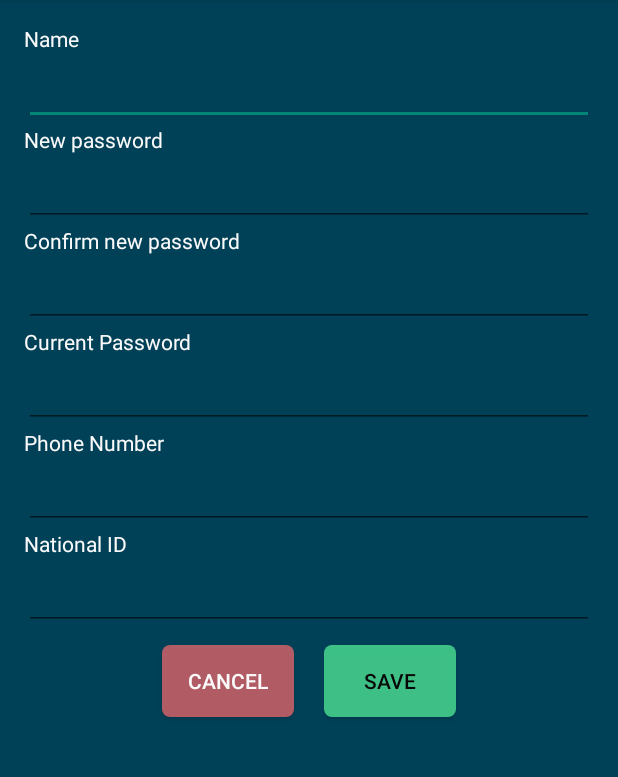
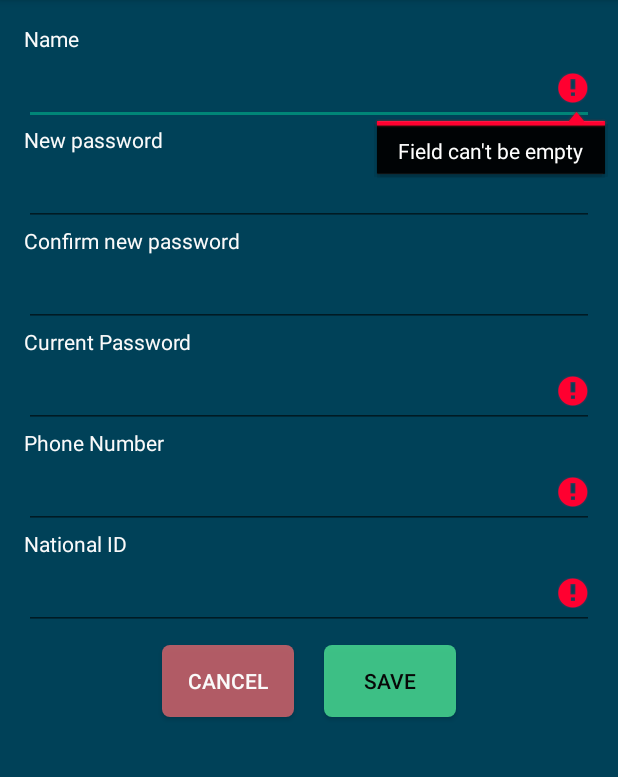
Before and after one commit to Geektrovert/Pigeo, an Android app: the EditProfileActivity screen opened directly, with no data from a screen before it, after a tap on "SAVE", on a phone screen of 412 x 824 dp, the part 84-861 px from its top. Run offline under Robolectric (Android 15) with nearby library versions, the phone set to English and light mode, and no system bars; our stand-ins replace Firebase (no records; nobody signed in at launch, a user with empty details on screens opened directly); 3 statements that could not run were skipped.

Commit message:
Error labels added

```diff
--- a/app/src/main/java/io/bitbucket/technorex/pigeo/activities/EditProfileActivity.java
+++ b/app/src/main/java/io/bitbucket/technorex/pigeo/activities/EditProfileActivity.java
@@ -162,18 +162,34 @@ public class EditProfileActivity extends Activity {
 
     private boolean validateInput(EditText[] editTexts) {
         boolean flag = true;
-        for(EditText editText : editTexts)
+        for(EditText editText : editTexts) {
             flag &= !editText.getText().toString().isEmpty();
+            if(editText.getText().toString().isEmpty()){
+                showError(editText,R.string.field_cant_be_empty);
+            }
+        }
         return flag;
     }
 
     private int validatePassword() {
         String pass = newPassword.getText().toString();
         String conPass = confirmNewPassword.getText().toString();
-        if(pass.isEmpty() && conPass.isEmpty()) return 1;
-        if(pass.isEmpty() || conPass.isEmpty()) return 2;
-        if(!pass.equals(conPass)) return 3;
+        if(pass.isEmpty() && conPass.isEmpty())return 1;
+        if(pass.isEmpty() || conPass.isEmpty()){
+            if(pass.isEmpty()) showError(newPassword,R.string.field_cant_be_empty);
+            if(conPass.isEmpty()) showError(confirmNewPassword,R.string.field_cant_be_empty);
+            return 2;
+        }
+        if(!pass.equals(conPass)){
+            showError(newPassword,R.string.passwords_dont_match);
+            return 3;
+        }
         return 0;
+    }
+
+
+    private void showError(EditText field, int messageRes) {
+        field.setError(getString(messageRes));
     }
 
     private boolean validateCurrentPassword(EditText editText) {
--- a/app/src/main/res/values/strings.xml
+++ b/app/src/main/res/values/strings.xml
@@ -36,4 +36,6 @@
     <string name="save">Save</string>
 	<string name="current_password">Current Password</string>
 	<string name="home">Home</string>
+    <string name="field_cant_be_empty">Field can\'t be empty</string>
+	<string name="passwords_dont_match">Passwords don\'t match</string>
 </resources>
```
